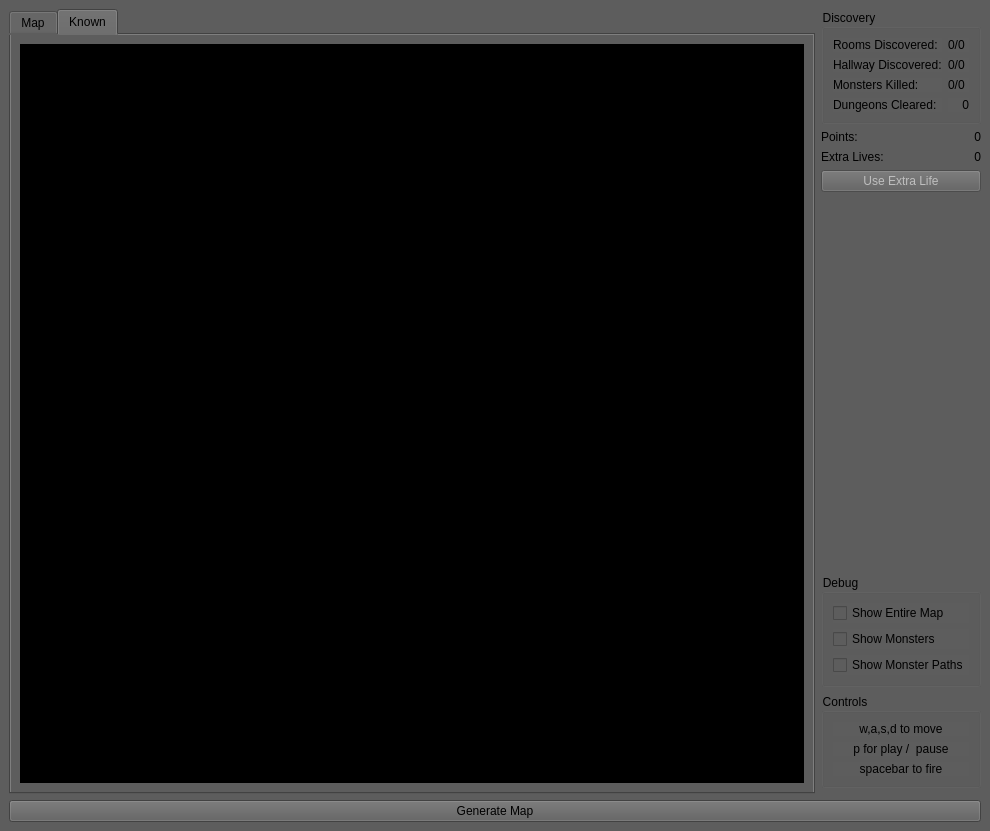
The window that dun_gen.ui (Axident/dun_gen) describes before a commit, drawn with Qt 5.
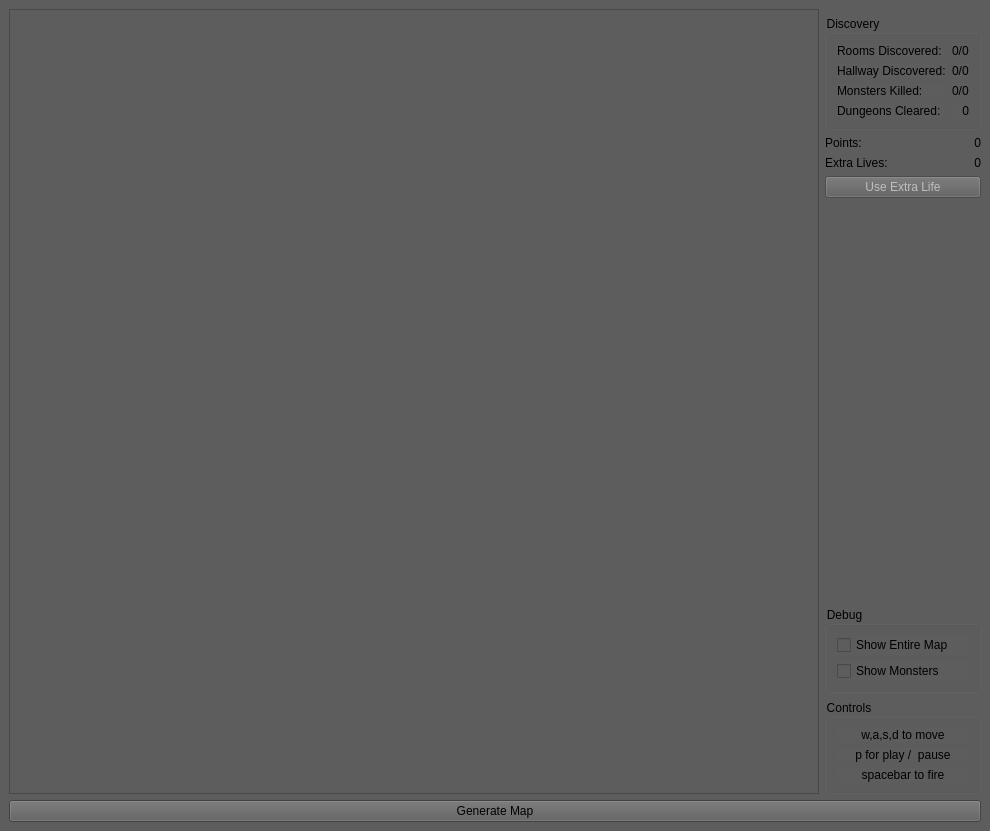
The same window after the commit. The open tabs and pages were chosen to show the change.

Commit message: removed tab interface, enabled map cheat

Patch:
```diff
--- a/dun_gen.ui
+++ b/dun_gen.ui
@@ -18,100 +18,27 @@
   </property>
   <widget class="QWidget" name="centralwidget">
    <layout class="QGridLayout" name="gridLayout_3">
-    <item row="1" column="1">
-     <layout class="QHBoxLayout" name="horizontalLayout">
-      <item>
-       <widget class="QLabel" name="label_7">
-        <property name="text">
-         <string>Points:</string>
-        </property>
-       </widget>
-      </item>
-      <item>
-       <widget class="QLabel" name="cur_points">
-        <property name="midLineWidth">
-         <number>1</number>
-        </property>
-        <property name="text">
-         <string>0</string>
-        </property>
-        <property name="alignment">
-         <set>Qt::AlignRight|Qt::AlignTrailing|Qt::AlignVCenter</set>
-        </property>
-       </widget>
-      </item>
-     </layout>
-    </item>
-    <item row="6" column="1">
-     <widget class="QGroupBox" name="groupBox_3">
-      <property name="title">
-       <string>Controls</string>
-      </property>
-      <layout class="QGridLayout" name="gridLayout_6">
-       <item row="0" column="0">
-        <widget class="QLabel" name="label_4">
-         <property name="text">
-          <string>w,a,s,d to move</string>
-         </property>
-         <property name="alignment">
-          <set>Qt::AlignCenter</set>
-         </property>
-        </widget>
-       </item>
-       <item row="1" column="0">
-        <widget class="QLabel" name="label_5">
-         <property name="text">
-          <string>p for play /  pause</string>
-         </property>
-         <property name="alignment">
-          <set>Qt::AlignCenter</set>
-         </property>
-        </widget>
-       </item>
-       <item row="2" column="0">
-        <widget class="QLabel" name="label_6">
-         <property name="text">
-          <string>spacebar to fire</string>
-         </property>
-         <property name="alignment">
-          <set>Qt::AlignCenter</set>
-         </property>
-        </widget>
-       </item>
-      </layout>
-     </widget>
-    </item>
     <item row="5" column="1">
-     <widget class="QGroupBox" name="groupBox">
-      <property name="title">
-       <string>Debug</string>
+     <spacer name="verticalSpacer">
+      <property name="orientation">
+       <enum>Qt::Vertical</enum>
       </property>
-      <layout class="QGridLayout" name="gridLayout_5">
-       <item row="2" column="0">
-        <widget class="QCheckBox" name="cheat_monsters">
-         <property name="text">
-          <string>Show Monsters</string>
-         </property>
-        </widget>
-       </item>
-       <item row="1" column="0">
-        <widget class="QCheckBox" name="cheat_map">
-         <property name="text">
-          <string>Show Entire Map</string>
-         </property>
-        </widget>
-       </item>
-       <item row="3" column="0">
-        <widget class="QCheckBox" name="cheat_monster_paths">
-         <property name="text">
-          <string>Show Monster Paths</string>
-         </property>
-        </widget>
-       </item>
-      </layout>
+      <property name="sizeHint" stdset="0">
+       <size>
+        <width>20</width>
+        <height>691</height>
+       </size>
+      </property>
+     </spacer>
+    </item>
+    <item row="8" column="0" colspan="2">
+     <widget class="QPushButton" name="doit">
+      <property name="text">
+       <string>Generate Map</string>
+      </property>
      </widget>
     </item>
-    <item row="3" column="1">
+    <item row="4" column="1">
      <widget class="QPushButton" name="go_again">
       <property name="enabled">
        <bool>false</bool>
@@ -121,60 +48,7 @@
       </property>
      </widget>
     </item>
-    <item row="8" column="0" colspan="2">
-     <widget class="QPushButton" name="doit">
-      <property name="text">
-       <string>Generate Map</string>
-      </property>
-     </widget>
-    </item>
-    <item row="0" column="0" rowspan="8">
-     <widget class="QTabWidget" name="tabWidget">
-      <property name="currentIndex">
-       <number>0</number>
-      </property>
-      <widget class="QWidget" name="Map">
-       <attribute name="title">
-        <string>Map</string>
-       </attribute>
-       <layout class="QGridLayout" name="gridLayout_4">
-        <item row="0" column="0">
-         <widget class="QGraphicsView" name="map_view">
-          <property name="sceneRect">
-           <rectf>
-            <x>0.000000000000000</x>
-            <y>0.000000000000000</y>
-            <width>1000.000000000000000</width>
-            <height>1000.000000000000000</height>
-           </rectf>
-          </property>
-          <property name="dragMode">
-           <enum>QGraphicsView::ScrollHandDrag</enum>
-          </property>
-         </widget>
-        </item>
-       </layout>
-      </widget>
-      <widget class="QWidget" name="Known">
-       <attribute name="title">
-        <string>Known</string>
-       </attribute>
-       <layout class="QGridLayout" name="gridLayout">
-        <item row="0" column="0">
-         <widget class="QLabel" name="map_masked">
-          <property name="styleSheet">
-           <string notr="true">background-color: rgb(0, 0, 0);</string>
-          </property>
-          <property name="text">
-           <string/>
-          </property>
-         </widget>
-        </item>
-       </layout>
-      </widget>
-     </widget>
-    </item>
-    <item row="0" column="1">
+    <item row="1" column="1">
      <widget class="QGroupBox" name="groupBox_2">
       <property name="title">
        <string>Discovery</string>
@@ -242,20 +116,93 @@
       </layout>
      </widget>
     </item>
-    <item row="4" column="1">
-     <spacer name="verticalSpacer">
-      <property name="orientation">
-       <enum>Qt::Vertical</enum>
+    <item row="7" column="1">
+     <widget class="QGroupBox" name="groupBox_3">
+      <property name="title">
+       <string>Controls</string>
       </property>
-      <property name="sizeHint" stdset="0">
-       <size>
-        <width>20</width>
-        <height>691</height>
-       </size>
+      <layout class="QGridLayout" name="gridLayout_6">
+       <item row="0" column="0">
+        <widget class="QLabel" name="label_4">
+         <property name="text">
+          <string>w,a,s,d to move</string>
+         </property>
+         <property name="alignment">
+          <set>Qt::AlignCenter</set>
+         </property>
+        </widget>
+       </item>
+       <item row="1" column="0">
+        <widget class="QLabel" name="label_5">
+         <property name="text">
+          <string>p for play /  pause</string>
+         </property>
+         <property name="alignment">
+          <set>Qt::AlignCenter</set>
+         </property>
+        </widget>
+       </item>
+       <item row="2" column="0">
+        <widget class="QLabel" name="label_6">
+         <property name="text">
+          <string>spacebar to fire</string>
+         </property>
+         <property name="alignment">
+          <set>Qt::AlignCenter</set>
+         </property>
+        </widget>
+       </item>
+      </layout>
+     </widget>
+    </item>
+    <item row="6" column="1">
+     <widget class="QGroupBox" name="groupBox">
+      <property name="title">
+       <string>Debug</string>
       </property>
-     </spacer>
+      <layout class="QGridLayout" name="gridLayout_5">
+       <item row="1" column="0">
+        <widget class="QCheckBox" name="cheat_map">
+         <property name="text">
+          <string>Show Entire Map</string>
+         </property>
+        </widget>
+       </item>
+       <item row="2" column="0">
+        <widget class="QCheckBox" name="cheat_monsters">
+         <property name="text">
+          <string>Show Monsters</string>
+         </property>
+        </widget>
+       </item>
+      </layout>
+     </widget>
     </item>
     <item row="2" column="1">
+     <layout class="QHBoxLayout" name="horizontalLayout">
+      <item>
+       <widget class="QLabel" name="label_7">
+        <property name="text">
+         <string>Points:</string>
+        </property>
+       </widget>
+      </item>
+      <item>
+       <widget class="QLabel" name="cur_points">
+        <property name="midLineWidth">
+         <number>1</number>
+        </property>
+        <property name="text">
+         <string>0</string>
+        </property>
+        <property name="alignment">
+         <set>Qt::AlignRight|Qt::AlignTrailing|Qt::AlignVCenter</set>
+        </property>
+       </widget>
+      </item>
+     </layout>
+    </item>
+    <item row="3" column="1">
      <layout class="QHBoxLayout" name="horizontalLayout_2">
       <item>
        <widget class="QLabel" name="label_9">
@@ -279,6 +226,27 @@
       </item>
      </layout>
     </item>
+    <item row="0" column="0" rowspan="8">
+     <widget class="QGraphicsView" name="map_view">
+      <property name="verticalScrollBarPolicy">
+       <enum>Qt::ScrollBarAlwaysOff</enum>
+      </property>
+      <property name="horizontalScrollBarPolicy">
+       <enum>Qt::ScrollBarAlwaysOff</enum>
+      </property>
+      <property name="sceneRect">
+       <rectf>
+        <x>0.000000000000000</x>
+        <y>0.000000000000000</y>
+        <width>1000.000000000000000</width>
+        <height>1000.000000000000000</height>
+       </rectf>
+      </property>
+      <property name="dragMode">
+       <enum>QGraphicsView::ScrollHandDrag</enum>
+      </property>
+     </widget>
+    </item>
    </layout>
   </widget>
  </widget>
```
The commit also changes 2 other files.
